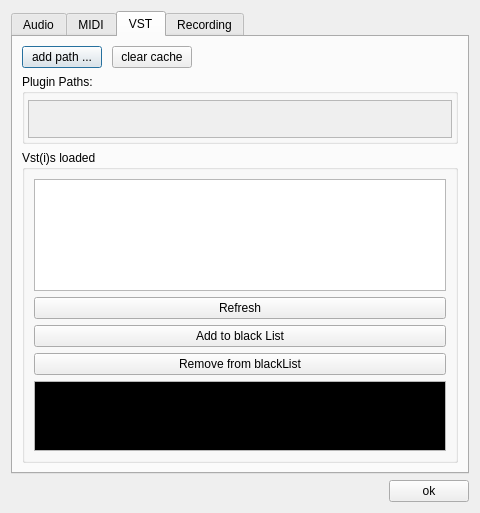
Old version of the form src/gui/PreferencesDialog.ui in the repository elieserdejesus/JamTaba.
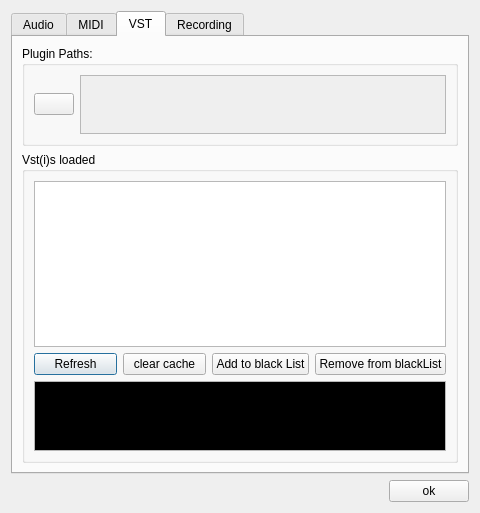
New version of the form.

What changed in the file:
```diff
--- a/src/gui/PreferencesDialog.ui
+++ b/src/gui/PreferencesDialog.ui
@@ -274,116 +274,6 @@
       </attribute>
       <layout class="QGridLayout" name="gridLayout_3">
        <item row="1" column="0">
-        <widget class="QGroupBox" name="groupBoxPaths">
-         <property name="sizePolicy">
-          <sizepolicy hsizetype="Preferred" vsizetype="Fixed">
-           <horstretch>0</horstretch>
-           <verstretch>0</verstretch>
-          </sizepolicy>
-         </property>
-         <property name="minimumSize">
-          <size>
-           <width>0</width>
-           <height>70</height>
-          </size>
-         </property>
-         <property name="maximumSize">
-          <size>
-           <width>16777215</width>
-           <height>120</height>
-          </size>
-         </property>
-         <property name="title">
-          <string>Plugin Paths:</string>
-         </property>
-         <layout class="QVBoxLayout" name="verticalLayout_8">
-          <property name="spacing">
-           <number>0</number>
-          </property>
-          <property name="leftMargin">
-           <number>3</number>
-          </property>
-          <property name="topMargin">
-           <number>6</number>
-          </property>
-          <property name="rightMargin">
-           <number>3</number>
-          </property>
-          <property name="bottomMargin">
-           <number>3</number>
-          </property>
-          <item>
-           <widget class="QScrollArea" name="scrollArea">
-            <property name="widgetResizable">
-             <bool>true</bool>
-            </property>
-            <widget class="QWidget" name="panelScanFolders">
-             <property name="geometry">
-              <rect>
-               <x>0</x>
-               <y>0</y>
-               <width>428</width>
-               <height>44</height>
-              </rect>
-             </property>
-             <layout class="QVBoxLayout" name="verticalLayout_10">
-              <property name="spacing">
-               <number>3</number>
-              </property>
-              <property name="leftMargin">
-               <number>6</number>
-              </property>
-              <property name="topMargin">
-               <number>0</number>
-              </property>
-              <property name="rightMargin">
-               <number>6</number>
-              </property>
-              <property name="bottomMargin">
-               <number>3</number>
-              </property>
-             </layout>
-            </widget>
-           </widget>
-          </item>
-         </layout>
-        </widget>
-       </item>
-       <item row="0" column="0">
-        <layout class="QHBoxLayout" name="topButtonsLayout">
-         <property name="spacing">
-          <number>10</number>
-         </property>
-         <item>
-          <widget class="QPushButton" name="buttonAddVstPath">
-           <property name="text">
-            <string>add path ...</string>
-           </property>
-          </widget>
-         </item>
-         <item>
-          <widget class="QPushButton" name="buttonClearVstCache">
-           <property name="text">
-            <string>clear cache</string>
-           </property>
-          </widget>
-         </item>
-         <item>
-          <spacer name="horizontalSpacer_2">
-           <property name="orientation">
-            <enum>Qt::Horizontal</enum>
-           </property>
-           <property name="sizeHint" stdset="0">
-            <size>
-             <width>40</width>
-             <height>20</height>
-            </size>
-           </property>
-          </spacer>
-         </item>
-        </layout>
-       </item>
-       <item row="2" column="0">
         <widget class="QGroupBox" name="groupBoxVst">
          <property name="title">
           <string>Vst(i)s loaded</string>
@@ -403,24 +293,49 @@
            </widget>
           </item>
           <item>
-           <widget class="QPushButton" name="ButtonVst_Refresh">
-            <property name="text">
-             <string>Refresh</string>
-            </property>
-           </widget>
-          </item>
-          <item>
-           <widget class="QPushButton" name="ButtonVST_AddToBlackList">
-            <property name="text">
-             <string>Add to black List</string>
-            </property>
-           </widget>
-          </item>
-          <item>
-           <widget class="QPushButton" name="ButtonVST_RemFromBlkList">
-            <property name="text">
-             <string>Remove from blackList</string>
-            </property>
+           <widget class="QWidget" name="widget_2" native="true">
+            <layout class="QHBoxLayout" name="horizontalLayout_2">
+             <property name="leftMargin">
+              <number>0</number>
+             </property>
+             <property name="topMargin">
+              <number>0</number>
+             </property>
+             <property name="rightMargin">
+              <number>0</number>
+             </property>
+             <property name="bottomMargin">
+              <number>0</number>
+             </property>
+             <item>
+              <widget class="QPushButton" name="ButtonVst_Refresh">
+               <property name="text">
+                <string>Refresh</string>
+               </property>
+              </widget>
+             </item>
+             <item>
+              <widget class="QPushButton" name="buttonClearVstCache">
+               <property name="text">
+                <string>clear cache</string>
+               </property>
+              </widget>
+             </item>
+             <item>
+              <widget class="QPushButton" name="ButtonVST_AddToBlackList">
+               <property name="text">
+                <string>Add to black List</string>
+               </property>
+              </widget>
+             </item>
+             <item>
+              <widget class="QPushButton" name="ButtonVST_RemFromBlkList">
+               <property name="text">
+                <string>Remove from blackList</string>
+               </property>
+              </widget>
+             </item>
+            </layout>
            </widget>
           </item>
           <item>
@@ -512,6 +427,84 @@
          </layout>
         </widget>
        </item>
+       <item row="0" column="0">
+        <widget class="QGroupBox" name="groupBoxPaths">
+         <property name="sizePolicy">
+          <sizepolicy hsizetype="Preferred" vsizetype="Preferred">
+           <horstretch>0</horstretch>
+           <verstretch>0</verstretch>
+          </sizepolicy>
+         </property>
+         <property name="minimumSize">
+          <size>
+           <width>0</width>
+           <height>100</height>
+          </size>
+         </property>
+         <property name="maximumSize">
+          <size>
+           <width>16777215</width>
+           <height>100</height>
+          </size>
+         </property>
+         <property name="title">
+          <string>Plugin Paths:</string>
+         </property>
+         <layout class="QHBoxLayout" name="horizontalLayout">
+          <property name="spacing">
+           <number>6</number>
+          </property>
+          <property name="leftMargin">
+           <number>9</number>
+          </property>
+          <property name="topMargin">
+           <number>9</number>
+          </property>
+          <property name="rightMargin">
+           <number>9</number>
+          </property>
+          <property name="bottomMargin">
+           <number>9</number>
+          </property>
+          <item>
+           <widget class="QPushButton" name="buttonAddVstScanFolder">
+            <property name="toolTip">
+             <string>Add a new folder to scan ...</string>
+            </property>
+            <property name="text">
+             <string/>
+            </property>
+           </widget>
+          </item>
+          <item>
+           <widget class="QScrollArea" name="scrollArea">
+            <property name="widgetResizable">
+             <bool>true</bool>
+            </property>
+            <widget class="QWidget" name="panelScanFolders">
+             <layout class="QVBoxLayout" name="verticalLayout_10">
+              <property name="spacing">
+               <number>3</number>
+              </property>
+              <property name="leftMargin">
+               <number>6</number>
+              </property>
+              <property name="topMargin">
+               <number>0</number>
+              </property>
+              <property name="rightMargin">
+               <number>6</number>
+              </property>
+              <property name="bottomMargin">
+               <number>3</number>
+              </property>
+             </layout>
+            </widget>
+           </widget>
+          </item>
+         </layout>
+        </widget>
+       </item>
       </layout>
      </widget>
      <widget class="QWidget" name="tabRecording">
```
